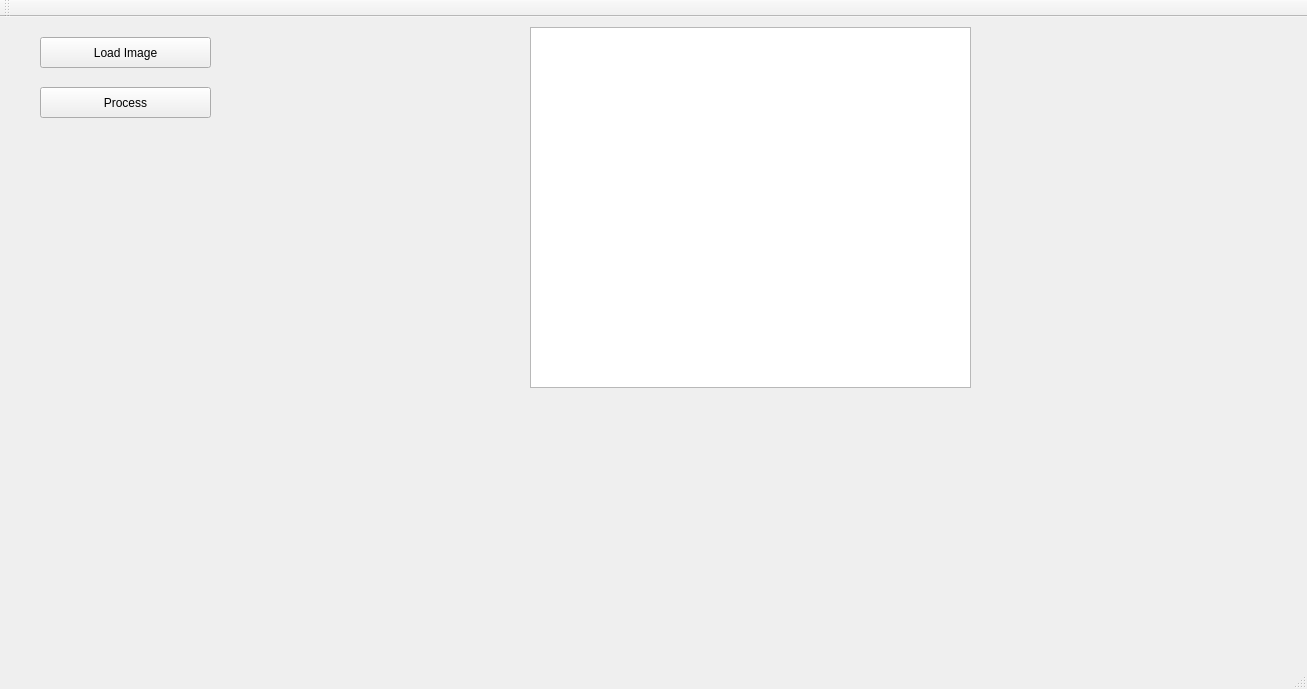
Above: Demo2/mainwindow.ui from MTUTN/UTN-PF-Demo2 before the change. Below: the same form after it.
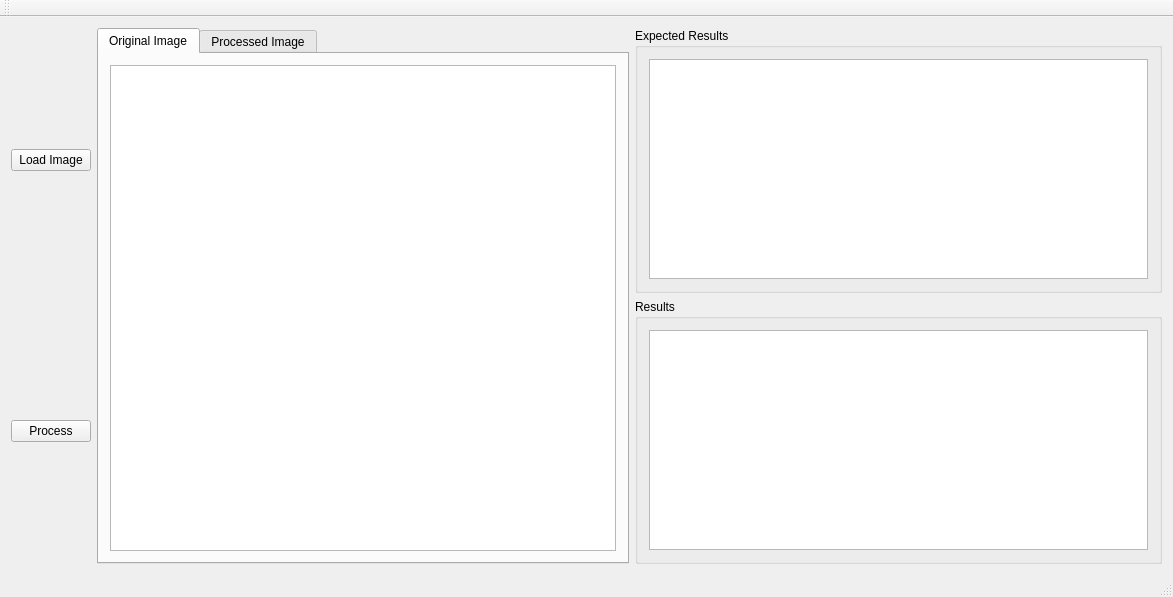
That is the form after the change.

Commit message: Layout ready and showing image from disk

Patch:
```diff
--- a/Demo2/mainwindow.ui
+++ b/Demo2/mainwindow.ui
@@ -6,50 +6,116 @@
    <rect>
     <x>0</x>
     <y>0</y>
-    <width>1307</width>
-    <height>689</height>
+    <width>1173</width>
+    <height>597</height>
    </rect>
   </property>
+  <property name="sizePolicy">
+   <sizepolicy hsizetype="Expanding" vsizetype="Expanding">
+    <horstretch>5</horstretch>
+    <verstretch>0</verstretch>
+   </sizepolicy>
+  </property>
+  <property name="baseSize">
+   <size>
+    <width>0</width>
+    <height>0</height>
+   </size>
+  </property>
   <property name="windowTitle">
    <string>MainWindow</string>
   </property>
   <widget class="QWidget" name="centralWidget">
-   <widget class="QPushButton" name="loadImagePushButton">
-    <property name="geometry">
-     <rect>
-      <x>40</x>
-      <y>20</y>
-      <width>171</width>
-      <height>31</height>
-     </rect>
-    </property>
-    <property name="text">
-     <string>Load Image</string>
-    </property>
-   </widget>
-   <widget class="QPushButton" name="processPushButton">
-    <property name="geometry">
-     <rect>
-      <x>40</x>
-      <y>70</y>
-      <width>171</width>
-      <height>31</height>
-     </rect>
-    </property>
-    <property name="text">
-     <string>Process</string>
-    </property>
-   </widget>
-   <widget class="QGraphicsView" name="mainImageGraphicsView">
-    <property name="geometry">
-     <rect>
-      <x>530</x>
-      <y>10</y>
-      <width>441</width>
-      <height>361</height>
-     </rect>
-    </property>
-   </widget>
+   <layout class="QGridLayout" name="gridLayout">
+    <item row="0" column="0">
+     <widget class="QPushButton" name="loadImagePushButton">
+      <property name="sizePolicy">
+       <sizepolicy hsizetype="Minimum" vsizetype="Fixed">
+        <horstretch>0</horstretch>
+        <verstretch>0</verstretch>
+       </sizepolicy>
+      </property>
+      <property name="baseSize">
+       <size>
+        <width>0</width>
+        <height>0</height>
+       </size>
+      </property>
+      <property name="text">
+       <string>Load Image</string>
+      </property>
+     </widget>
+    </item>
+    <item row="0" column="1" rowspan="2">
+     <widget class="QTabWidget" name="imagesTabWidget">
+      <property name="minimumSize">
+       <size>
+        <width>532</width>
+        <height>0</height>
+       </size>
+      </property>
+      <property name="currentIndex">
+       <number>0</number>
+      </property>
+      <widget class="QWidget" name="originalImageTab">
+       <attribute name="title">
+        <string>Original Image</string>
+       </attribute>
+       <layout class="QHBoxLayout" name="horizontalLayout_2">
+        <item>
+         <widget class="QGraphicsView" name="mainImageGraphicsView"/>
+        </item>
+       </layout>
+      </widget>
+      <widget class="QWidget" name="processedImagetab">
+       <attribute name="title">
+        <string>Processed Image</string>
+       </attribute>
+      </widget>
+     </widget>
+    </item>
+    <item row="0" column="2">
+     <widget class="QGroupBox" name="expectedResultsGroupBox">
+      <property name="title">
+       <string>Expected Results</string>
+      </property>
+      <layout class="QVBoxLayout" name="verticalLayout_2">
+       <item>
+        <widget class="QTextEdit" name="expectedResultsTextEdit"/>
+       </item>
+      </layout>
+     </widget>
+    </item>
+    <item row="1" column="0">
+     <widget class="QPushButton" name="processPushButton">
+      <property name="text">
+       <string>Process</string>
+      </property>
+     </widget>
+    </item>
+    <item row="1" column="2">
+     <widget class="QGroupBox" name="resultsGroupBox">
+      <property name="title">
+       <string>Results</string>
+      </property>
+      <layout class="QVBoxLayout" name="verticalLayout_3">
+       <item>
+        <widget class="QTextEdit" name="resultsTextEdit"/>
+       </item>
+      </layout>
+     </widget>
+    </item>
+   </layout>
+   <zorder>verticalLayoutWidget</zorder>
+   <zorder>verticalLayoutWidget_2</zorder>
+   <zorder>gridLayoutWidget</zorder>
+   <zorder>gridLayoutWidget</zorder>
+   <zorder>mainImageGraphicsView</zorder>
+   <zorder>expectedResultsGroupBox</zorder>
+   <zorder>resultsGroupBox</zorder>
+   <zorder>processPushButton</zorder>
+   <zorder>imagesTabWidget</zorder>
+   <zorder>loadImagePushButton</zorder>
   </widget>
   <widget class="QMenuBar" name="menuBar">
    <property name="geometry">
```
Left out of the diff: 2 changed lines with no effect on the pictures. The commit also changes 7 other files.
